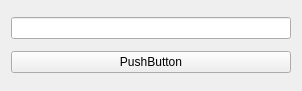
Nisitka/warehouse-security, file clientCamera/gui.ui: the form before one commit.
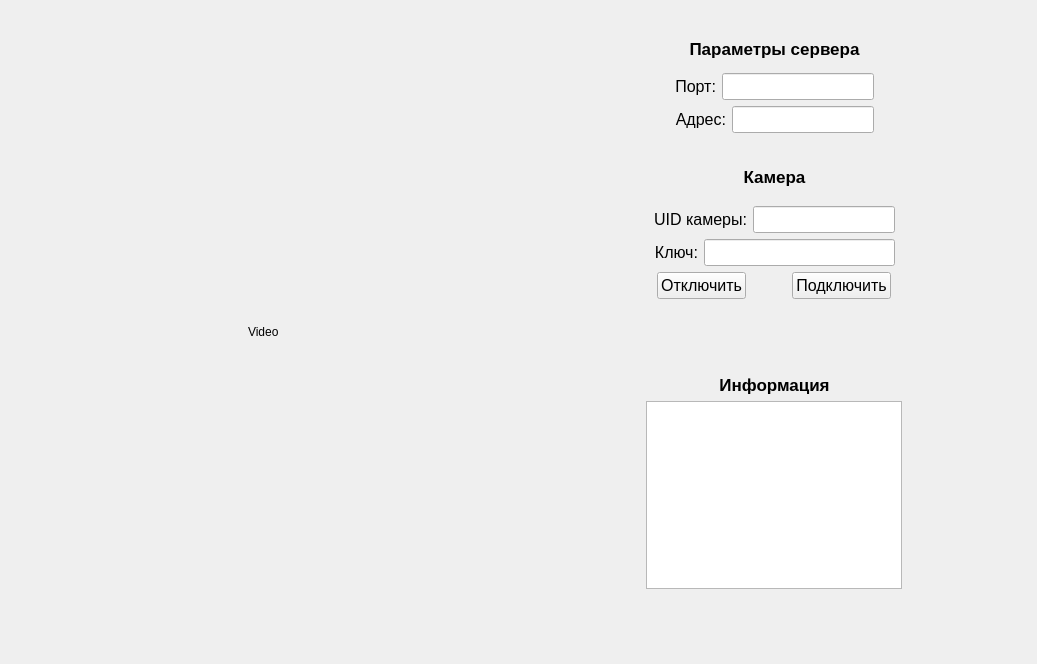
The form after the commit.

```diff
--- a/clientCamera/gui.ui
+++ b/clientCamera/gui.ui
@@ -6,23 +6,630 @@
    <rect>
     <x>0</x>
     <y>0</y>
-    <width>302</width>
-    <height>91</height>
+    <width>1037</width>
+    <height>664</height>
    </rect>
   </property>
   <property name="windowTitle">
    <string>Form</string>
   </property>
-  <layout class="QVBoxLayout" name="verticalLayout">
+  <layout class="QHBoxLayout" name="horizontalLayout_13">
    <item>
-    <widget class="QLineEdit" name="lineEdit"/>
+    <layout class="QVBoxLayout" name="verticalLayout_6">
+     <item>
+      <spacer name="verticalSpacer_7">
+       <property name="orientation">
+        <enum>Qt::Vertical</enum>
+       </property>
+       <property name="sizeHint" stdset="0">
+        <size>
+         <width>20</width>
+         <height>40</height>
+        </size>
+       </property>
+      </spacer>
+     </item>
+     <item>
+      <layout class="QHBoxLayout" name="horizontalLayout_9">
+       <item>
+        <spacer name="horizontalSpacer_9">
+         <property name="orientation">
+          <enum>Qt::Horizontal</enum>
+         </property>
+         <property name="sizeHint" stdset="0">
+          <size>
+           <width>40</width>
+           <height>20</height>
+          </size>
+         </property>
+        </spacer>
+       </item>
+       <item>
+        <widget class="QLabel" name="shotLabel">
+         <property name="text">
+          <string>Video</string>
+         </property>
+        </widget>
+       </item>
+       <item>
+        <spacer name="horizontalSpacer_10">
+         <property name="orientation">
+          <enum>Qt::Horizontal</enum>
+         </property>
+         <property name="sizeHint" stdset="0">
+          <size>
+           <width>40</width>
+           <height>20</height>
+          </size>
+         </property>
+        </spacer>
+       </item>
+      </layout>
+     </item>
+     <item>
+      <spacer name="verticalSpacer_6">
+       <property name="orientation">
+        <enum>Qt::Vertical</enum>
+       </property>
+       <property name="sizeHint" stdset="0">
+        <size>
+         <width>20</width>
+         <height>40</height>
+        </size>
+       </property>
+      </spacer>
+     </item>
+    </layout>
    </item>
    <item>
-    <widget class="QPushButton" name="pushButton">
-     <property name="text">
-      <string>PushButton</string>
-     </property>
-    </widget>
+    <layout class="QVBoxLayout" name="verticalLayout_5">
+     <item>
+      <layout class="QVBoxLayout" name="verticalLayout_2">
+       <item>
+        <spacer name="verticalSpacer_2">
+         <property name="orientation">
+          <enum>Qt::Vertical</enum>
+         </property>
+         <property name="sizeHint" stdset="0">
+          <size>
+           <width>20</width>
+           <height>40</height>
+          </size>
+         </property>
+        </spacer>
+       </item>
+       <item>
+        <layout class="QHBoxLayout" name="horizontalLayout_4">
+         <item>
+          <spacer name="horizontalSpacer">
+           <property name="orientation">
+            <enum>Qt::Horizontal</enum>
+           </property>
+           <property name="sizeHint" stdset="0">
+            <size>
+             <width>40</width>
+             <height>20</height>
+            </size>
+           </property>
+          </spacer>
+         </item>
+         <item>
+          <widget class="QLabel" name="titleServerLabel">
+           <property name="font">
+            <font>
+             <pointsize>13</pointsize>
+             <weight>75</weight>
+             <bold>true</bold>
+            </font>
+           </property>
+           <property name="text">
+            <string>Параметры сервера</string>
+           </property>
+           <property name="alignment">
+            <set>Qt::AlignCenter</set>
+           </property>
+          </widget>
+         </item>
+         <item>
+          <spacer name="horizontalSpacer_2">
+           <property name="orientation">
+            <enum>Qt::Horizontal</enum>
+           </property>
+           <property name="sizeHint" stdset="0">
+            <size>
+             <width>40</width>
+             <height>20</height>
+            </size>
+           </property>
+          </spacer>
+         </item>
+        </layout>
+       </item>
+       <item>
+        <spacer name="verticalSpacer">
+         <property name="orientation">
+          <enum>Qt::Vertical</enum>
+         </property>
+         <property name="sizeType">
+          <enum>QSizePolicy::Maximum</enum>
+         </property>
+         <property name="sizeHint" stdset="0">
+          <size>
+           <width>20</width>
+           <height>20</height>
+          </size>
+         </property>
+        </spacer>
+       </item>
+       <item>
+        <layout class="QHBoxLayout" name="horizontalLayout_5">
+         <item>
+          <spacer name="horizontalSpacer_3">
+           <property name="orientation">
+            <enum>Qt::Horizontal</enum>
+           </property>
+           <property name="sizeHint" stdset="0">
+            <size>
+             <width>40</width>
+             <height>20</height>
+            </size>
+           </property>
+          </spacer>
+         </item>
+         <item>
+          <layout class="QVBoxLayout" name="verticalLayout">
+           <item>
+            <layout class="QHBoxLayout" name="horizontalLayout_2">
+             <item>
+              <widget class="QLabel" name="portLabel">
+               <property name="font">
+                <font>
+                 <pointsize>12</pointsize>
+                </font>
+               </property>
+               <property name="text">
+                <string>Порт:</string>
+               </property>
+               <property name="alignment">
+                <set>Qt::AlignRight|Qt::AlignTrailing|Qt::AlignVCenter</set>
+               </property>
+              </widget>
+             </item>
+             <item>
+              <widget class="QLineEdit" name="portLineEdit">
+               <property name="font">
+                <font>
+                 <pointsize>12</pointsize>
+                </font>
+               </property>
+              </widget>
+             </item>
+            </layout>
+           </item>
+           <item>
+            <layout class="QHBoxLayout" name="horizontalLayout">
+             <item>
+              <widget class="QLabel" name="hostLabel">
+               <property name="font">
+                <font>
+                 <pointsize>12</pointsize>
+                </font>
+               </property>
+               <property name="text">
+                <string>Адрес:</string>
+               </property>
+               <property name="alignment">
+                <set>Qt::AlignRight|Qt::AlignTrailing|Qt::AlignVCenter</set>
+               </property>
+              </widget>
+             </item>
+             <item>
+              <widget class="QLineEdit" name="hostLineEdit">
+               <property name="font">
+                <font>
+                 <pointsize>12</pointsize>
+                </font>
+               </property>
+              </widget>
+             </item>
+            </layout>
+           </item>
+          </layout>
+         </item>
+         <item>
+          <spacer name="horizontalSpacer_4">
+           <property name="orientation">
+            <enum>Qt::Horizontal</enum>
+           </property>
+           <property name="sizeHint" stdset="0">
+            <size>
+             <width>40</width>
+             <height>20</height>
+            </size>
+           </property>
+          </spacer>
+         </item>
+        </layout>
+       </item>
+       <item>
+        <spacer name="verticalSpacer_3">
+         <property name="orientation">
+          <enum>Qt::Vertical</enum>
+         </property>
+         <property name="sizeHint" stdset="0">
+          <size>
+           <width>20</width>
+           <height>40</height>
+          </size>
+         </property>
+        </spacer>
+       </item>
+       <item>
+        <layout class="QVBoxLayout" name="verticalLayout_4">
+         <item>
+          <layout class="QHBoxLayout" name="horizontalLayout_10">
+           <item>
+            <spacer name="horizontalSpacer_12">
+             <property name="orientation">
+              <enum>Qt::Horizontal</enum>
+             </property>
+             <property name="sizeHint" stdset="0">
+              <size>
+               <width>40</width>
+               <height>20</height>
+              </size>
+             </property>
+            </spacer>
+           </item>
+           <item>
+            <widget class="QLabel" name="titleCameraLabel">
+             <property name="font">
+              <font>
+               <pointsize>13</pointsize>
+               <weight>75</weight>
+               <bold>true</bold>
+              </font>
+             </property>
+             <property name="text">
+              <string>Камера</string>
+             </property>
+             <property name="alignment">
+              <set>Qt::AlignCenter</set>
+             </property>
+            </widget>
+           </item>
+           <item>
+            <spacer name="horizontalSpacer_13">
+             <property name="orientation">
+              <enum>Qt::Horizontal</enum>
+             </property>
+             <property name="sizeHint" stdset="0">
+              <size>
+               <width>40</width>
+               <height>20</height>
+              </size>
+             </property>
+            </spacer>
+           </item>
+          </layout>
+         </item>
+         <item>
+          <spacer name="verticalSpacer_5">
+           <property name="orientation">
+            <enum>Qt::Vertical</enum>
+           </property>
+           <property name="sizeType">
+            <enum>QSizePolicy::Maximum</enum>
+           </property>
+           <property name="sizeHint" stdset="0">
+            <size>
+             <width>20</width>
+             <height>20</height>
+            </size>
+           </property>
+          </spacer>
+         </item>
+         <item>
+          <layout class="QHBoxLayout" name="horizontalLayout_7">
+           <item>
+            <spacer name="horizontalSpacer_5">
+             <property name="orientation">
+              <enum>Qt::Horizontal</enum>
+             </property>
+             <property name="sizeHint" stdset="0">
+              <size>
+               <width>40</width>
+               <height>20</height>
+              </size>
+             </property>
+            </spacer>
+           </item>
+           <item>
+            <layout class="QVBoxLayout" name="verticalLayout_3">
+             <item>
+              <layout class="QHBoxLayout" name="horizontalLayout_3">
+               <item>
+                <widget class="QLabel" name="cameraLabel">
+                 <property name="font">
+                  <font>
+                   <pointsize>12</pointsize>
+                  </font>
+                 </property>
+                 <property name="text">
+                  <string>UID камеры:</string>
+                 </property>
+                 <property name="alignment">
+                  <set>Qt::AlignRight|Qt::AlignTrailing|Qt::AlignVCenter</set>
+                 </property>
+                </widget>
+               </item>
+               <item>
+                <widget class="QLineEdit" name="cameraLineEdit">
+                 <property name="font">
+                  <font>
+                   <pointsize>12</pointsize>
+                  </font>
+                 </property>
+                </widget>
+               </item>
+              </layout>
+             </item>
+             <item>
+              <layout class="QHBoxLayout" name="horizontalLayout_6">
+               <item>
+                <widget class="QLabel" name="keyLabel">
+                 <property name="font">
+                  <font>
+                   <pointsize>12</pointsize>
+                  </font>
+                 </property>
+                 <property name="text">
+                  <string>Ключ:</string>
+                 </property>
+                 <property name="alignment">
+                  <set>Qt::AlignRight|Qt::AlignTrailing|Qt::AlignVCenter</set>
+                 </property>
+                </widget>
+               </item>
+               <item>
+                <widget class="QLineEdit" name="keyLineEdit">
+                 <property name="font">
+                  <font>
+                   <pointsize>12</pointsize>
+                  </font>
+                 </property>
+                </widget>
+               </item>
+              </layout>
+             </item>
+            </layout>
+           </item>
+           <item>
+            <spacer name="horizontalSpacer_6">
+             <property name="orientation">
+              <enum>Qt::Horizontal</enum>
+             </property>
+             <property name="sizeHint" stdset="0">
+              <size>
+               <width>40</width>
+               <height>20</height>
+              </size>
+             </property>
+            </spacer>
+           </item>
+          </layout>
+         </item>
+         <item>
+          <layout class="QHBoxLayout" name="horizontalLayout_8">
+           <item>
+            <spacer name="horizontalSpacer_7">
+             <property name="orientation">
+              <enum>Qt::Horizontal</enum>
+             </property>
+             <property name="sizeHint" stdset="0">
+              <size>
+               <width>40</width>
+               <height>20</height>
+              </size>
+             </property>
+            </spacer>
+           </item>
+           <item>
+            <widget class="QPushButton" name="disconnectButton">
+             <property name="font">
+              <font>
+               <pointsize>12</pointsize>
+              </font>
+             </property>
+             <property name="text">
+              <string>Отключить</string>
+             </property>
+            </widget>
+           </item>
+           <item>
+            <spacer name="horizontalSpacer_8">
+             <property name="orientation">
+              <enum>Qt::Horizontal</enum>
+             </property>
+             <property name="sizeType">
+              <enum>QSizePolicy::Maximum</enum>
+             </property>
+             <property name="sizeHint" stdset="0">
+              <size>
+               <width>40</width>
+               <height>20</height>
+              </size>
+             </property>
+            </spacer>
+           </item>
+           <item>
+            <widget class="QPushButton" name="connectButton">
+             <property name="font">
+              <font>
+               <pointsize>12</pointsize>
+              </font>
+             </property>
+             <property name="text">
+              <string>Подключить</string>
+             </property>
+            </widget>
+           </item>
+           <item>
+            <spacer name="horizontalSpacer_11">
+             <property name="orientation">
+              <enum>Qt::Horizontal</enum>
+             </property>
+             <property name="sizeHint" stdset="0">
+              <size>
+               <width>40</width>
+               <height>20</height>
+              </size>
+             </property>
+            </spacer>
+           </item>
+          </layout>
+         </item>
+         <item>
+          <spacer name="verticalSpacer_4">
+           <property name="orientation">
+            <enum>Qt::Vertical</enum>
+           </property>
+           <property name="sizeHint" stdset="0">
+            <size>
+             <width>20</width>
+             <height>40</height>
+            </size>
+           </property>
+          </spacer>
+         </item>
+        </layout>
+       </item>
+       <item>
+        <layout class="QVBoxLayout" name="verticalLayout_7">
+         <item>
+          <spacer name="verticalSpacer_9">
+           <property name="orientation">
+            <enum>Qt::Vertical</enum>
+           </property>
+           <property name="sizeHint" stdset="0">
+            <size>
+             <width>20</width>
+             <height>40</height>
+            </size>
+           </property>
+          </spacer>
+         </item>
+         <item>
+          <layout class="QHBoxLayout" name="horizontalLayout_11">
+           <item>
+            <spacer name="horizontalSpacer_14">
+             <property name="orientation">
+              <enum>Qt::Horizontal</enum>
+             </property>
+             <property name="sizeHint" stdset="0">
+              <size>
+               <width>40</width>
+               <height>20</height>
+              </size>
+             </property>
+            </spacer>
+           </item>
+           <item>
+            <widget class="QLabel" name="titleInfoLabel">
+             <property name="font">
+              <font>
+               <pointsize>13</pointsize>
+               <weight>75</weight>
+               <bold>true</bold>
+              </font>
+             </property>
+             <property name="text">
+              <string>Информация</string>
+             </property>
+             <property name="alignment">
+              <set>Qt::AlignCenter</set>
+             </property>
+            </widget>
+           </item>
+           <item>
+            <spacer name="horizontalSpacer_15">
+             <property name="orientation">
+              <enum>Qt::Horizontal</enum>
+             </property>
+             <property name="sizeHint" stdset="0">
+              <size>
+               <width>40</width>
+               <height>20</height>
+              </size>
+             </property>
+            </spacer>
+           </item>
+          </layout>
+         </item>
+         <item>
+          <layout class="QHBoxLayout" name="horizontalLayout_12">
+           <item>
+            <spacer name="horizontalSpacer_16">
+             <property name="orientation">
+              <enum>Qt::Horizontal</enum>
+             </property>
+             <property name="sizeHint" stdset="0">
+              <size>
+               <width>40</width>
+               <height>20</height>
+              </size>
+             </property>
+            </spacer>
+           </item>
+           <item>
+            <widget class="QTextEdit" name="infoTextEdit"/>
+           </item>
+           <item>
+            <spacer name="horizontalSpacer_17">
+             <property name="orientation">
+              <enum>Qt::Horizontal</enum>
+             </property>
+             <property name="sizeHint" stdset="0">
+              <size>
+               <width>40</width>
+               <height>20</height>
+              </size>
+             </property>
+            </spacer>
+           </item>
+          </layout>
+         </item>
+         <item>
+          <spacer name="verticalSpacer_10">
+           <property name="orientation">
+            <enum>Qt::Vertical</enum>
+           </property>
+           <property name="sizeHint" stdset="0">
+            <size>
+             <width>20</width>
+             <height>40</height>
+            </size>
+           </property>
+          </spacer>
+         </item>
+        </layout>
+       </item>
+       <item>
+        <spacer name="verticalSpacer_8">
+         <property name="orientation">
+          <enum>Qt::Vertical</enum>
+         </property>
+         <property name="sizeHint" stdset="0">
+          <size>
+           <width>20</width>
+           <height>40</height>
+          </size>
+         </property>
+        </spacer>
+       </item>
+      </layout>
+     </item>
+    </layout>
    </item>
   </layout>
  </widget>
```
